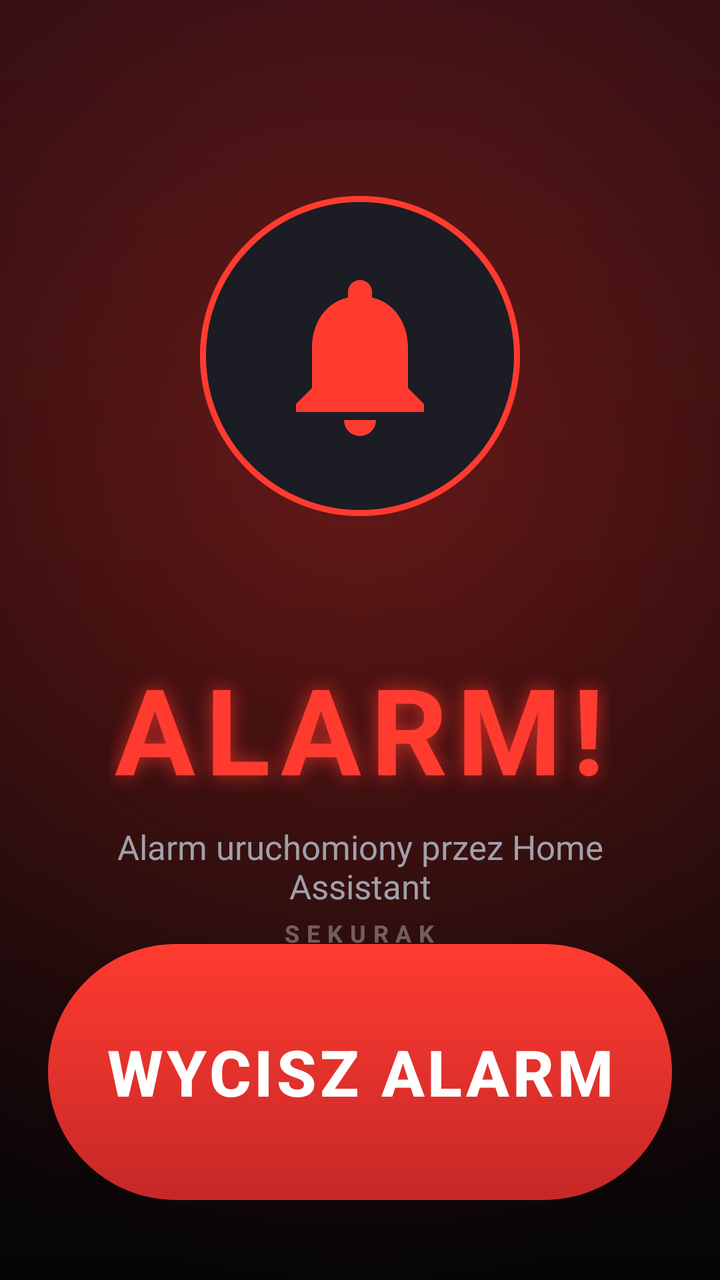
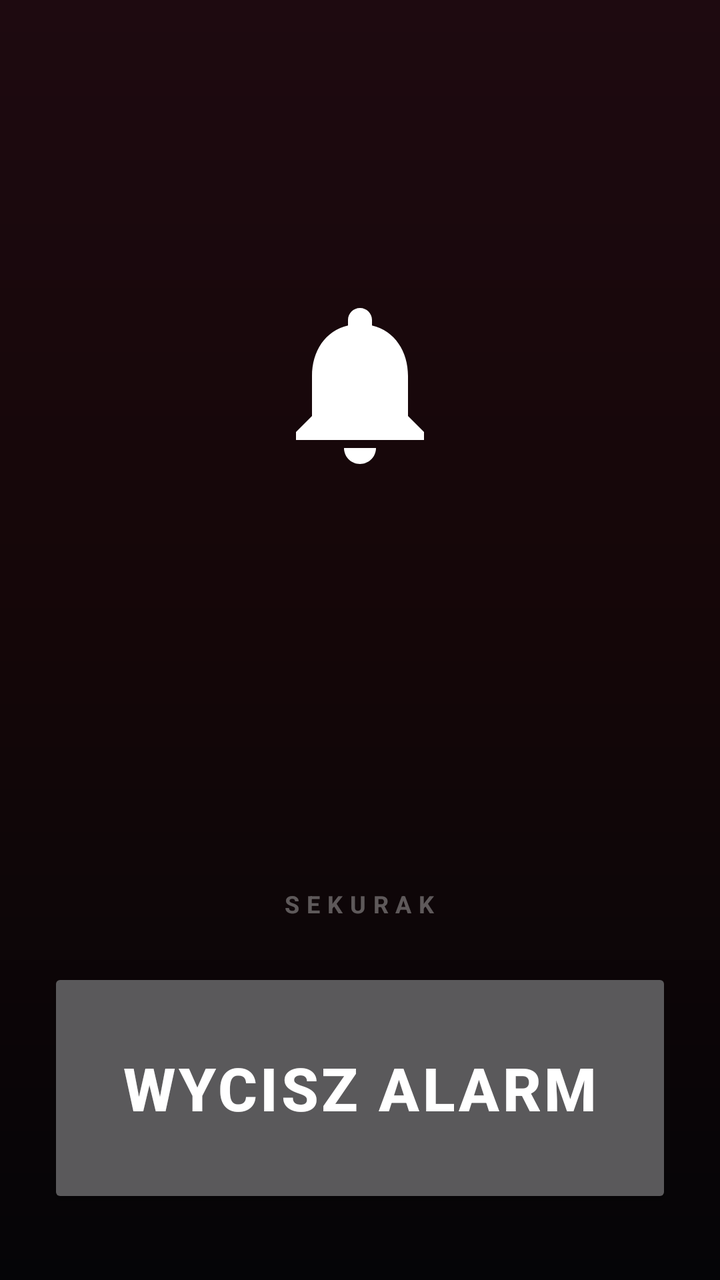

Before-and-after screenshots of an Android layout around one commit, followed by the original layout XML and the change that was made.
<!-- AndroidManifest.xml: activity theme Theme.Misiek.Alarm -->
<!-- res/layout/activity_alarm.xml -->
<?xml version="1.0" encoding="utf-8"?>
<FrameLayout xmlns:android="http://schemas.android.com/apk/res/android"
    android:layout_width="match_parent"
    android:layout_height="match_parent"
    android:background="@drawable/bg_alarm">

    
    <View
        android:id="@+id/glow"
        android:layout_width="match_parent"
        android:layout_height="match_parent"
        android:background="@drawable/bg_alarm_glow" />

    <LinearLayout
        android:layout_width="match_parent"
        android:layout_height="match_parent"
        android:gravity="center_horizontal"
        android:orientation="vertical"
        android:paddingStart="24dp"
        android:paddingTop="48dp"
        android:paddingEnd="24dp"
        android:paddingBottom="40dp">

        <LinearLayout
            android:layout_width="match_parent"
            android:layout_height="0dp"
            android:layout_weight="1"
            android:gravity="center"
            android:orientation="vertical">

            <FrameLayout
                android:layout_width="260dp"
                android:layout_height="260dp">

                <View
                    android:id="@+id/ring"
                    android:layout_width="160dp"
                    android:layout_height="160dp"
                    android:layout_gravity="center"
                    android:background="@drawable/bg_ring" />

                <View
                    android:id="@+id/ring2"
                    android:layout_width="160dp"
                    android:layout_height="160dp"
                    android:layout_gravity="center"
                    android:background="@drawable/bg_ring" />

                <View
                    android:layout_width="160dp"
                    android:layout_height="160dp"
                    android:layout_gravity="center"
                    android:background="@drawable/bg_bell_circle" />

                <ImageView
                    android:id="@+id/bell"
                    android:layout_width="96dp"
                    android:layout_height="96dp"
                    android:layout_gravity="center"
                    android:contentDescription="Dzwonek"
                    android:src="@drawable/ic_bell"
                    android:tint="@color/red" />
            </FrameLayout>

            <TextView
                android:layout_width="wrap_content"
                android:layout_height="wrap_content"
                android:layout_marginTop="16dp"
                android:letterSpacing="0.08"
                android:shadowColor="#AAFF3B30"
                android:shadowRadius="24"
                android:text="ALARM!"
                android:textColor="@color/red"
                android:textSize="60sp"
                android:textStyle="bold" />

            <TextView
                android:layout_width="wrap_content"
                android:layout_height="wrap_content"
                android:layout_marginTop="8dp"
                android:gravity="center"
                android:text="Alarm uruchomiony przez Home Assistant"
                android:textColor="@color/text_sub"
                android:textSize="17sp" />

            <TextView
                android:layout_width="wrap_content"
                android:layout_height="wrap_content"
                android:layout_marginTop="4dp"
                android:letterSpacing="0.3"
                android:text="SEKURAK"
                android:textColor="#55FFFFFF"
                android:textSize="12sp"
                android:textStyle="bold" />
        </LinearLayout>

        <Button
            android:id="@+id/btnStop"
            android:layout_width="match_parent"
            android:layout_height="128dp"
            android:background="@drawable/bg_stop_button"
            android:elevation="12dp"
            android:letterSpacing="0.05"
            android:text="WYCISZ ALARM"
            android:textColor="@android:color/white"
            android:textSize="32sp"
            android:textStyle="bold" />
    </LinearLayout>
</FrameLayout>
<!-- resources referenced by this layout -->
<resources>
  <color name="red">#FFFF3B30</color>
  <color name="text_sub">#FFA0A0AA</color>
  <!-- drawable bg_alarm (drawable) -->
  <shape xmlns:android="http://schemas.android.com/apk/res/android" android:shape="rectangle">
      <gradient
          android:angle="270"
          android:centerColor="#FF140608"
          android:endColor="#FF050507"
          android:startColor="#FF1E0A10"
          android:type="linear" />
  </shape>
  <!-- drawable bg_alarm_glow (drawable) -->
  <shape xmlns:android="http://schemas.android.com/apk/res/android" android:shape="rectangle">
      <gradient
          android:centerX="0.5"
          android:centerY="0.35"
          android:endColor="#00FF3B30"
          android:gradientRadius="420dp"
          android:startColor="#55FF3B30"
          android:type="radial" />
  </shape>
  <!-- drawable bg_bell_circle (drawable) -->
  <shape xmlns:android="http://schemas.android.com/apk/res/android" android:shape="oval">
      <solid android:color="#FF1C1C24" />
      <stroke android:width="3dp" android:color="#FFFF3B30" />
  </shape>
  <!-- drawable bg_ring (drawable) -->
  <shape xmlns:android="http://schemas.android.com/apk/res/android" android:shape="oval">
      <solid android:color="#66FF3B30" />
  </shape>
  <!-- drawable bg_stop_button (drawable) -->
  <ripple xmlns:android="http://schemas.android.com/apk/res/android" android:color="#55FFFFFF">
      <item>
          <shape android:shape="rectangle">
              <corners android:radius="64dp" />
              <gradient
                  android:angle="270"
                  android:endColor="#FFC62828"
                  android:startColor="#FFFF3B30" />
          </shape>
      </item>
  </ripple>
  <!-- drawable ic_bell (drawable) -->
  <vector xmlns:android="http://schemas.android.com/apk/res/android"
      android:width="24dp"
      android:height="24dp"
      android:viewportWidth="24"
      android:viewportHeight="24">
      <path
          android:fillColor="#FFFFFFFF"
          android:pathData="M12,22c1.1,0 2,-0.9 2,-2h-4c0,1.1 0.89,2 2,2zM18,16v-5c0,-3.07 -1.64,-5.64 -4.5,-6.32V4c0,-0.83 -0.67,-1.5 -1.5,-1.5s-1.5,0.67 -1.5,1.5v0.68C7.63,5.36 6,7.92 6,11v5l-2,2v1h16v-1l-2,-2z" />
  </vector>
  <style name="Theme.Misiek.Alarm">
          <item name="android:windowShowWallpaper">false</item>
      </style>
</resources>

<!-- the commit's change to res/layout/activity_alarm.xml (unified diff, before → after) -->
@@ -5,11 +5,19 @@
     android:background="@drawable/bg_alarm">
 
     
+    <ImageView
+        android:id="@+id/bgImage"
+        android:layout_width="match_parent"
+        android:layout_height="match_parent"
+        android:contentDescription="@null"
+        android:scaleType="centerCrop"
+        android:visibility="gone" />
+
+    
     <View
         android:id="@+id/glow"
         android:layout_width="match_parent"
-        android:layout_height="match_parent"
-        android:background="@drawable/bg_alarm_glow" />
+        android:layout_height="match_parent" />
 
     <LinearLayout
         android:layout_width="match_parent"
@@ -19,38 +27,37 @@
         android:paddingStart="24dp"
         android:paddingTop="48dp"
         android:paddingEnd="24dp"
-        android:paddingBottom="40dp">
+        android:paddingBottom="36dp">
 
-        <LinearLayout
+        
+        <FrameLayout
             android:layout_width="match_parent"
             android:layout_height="0dp"
-            android:layout_weight="1"
-            android:gravity="center"
-            android:orientation="vertical">
+            android:layout_weight="1">
 
             <FrameLayout
+                android:id="@+id/bellBox"
                 android:layout_width="260dp"
-                android:layout_height="260dp">
+                android:layout_height="260dp"
+                android:layout_gravity="center">
 
                 <View
                     android:id="@+id/ring"
                     android:layout_width="160dp"
                     android:layout_height="160dp"
-                    android:layout_gravity="center"
-                    android:background="@drawable/bg_ring" />
+                    android:layout_gravity="center" />
 
                 <View
                     android:id="@+id/ring2"
                     android:layout_width="160dp"
                     android:layout_height="160dp"
-                    android:layout_gravity="center"
-                    android:background="@drawable/bg_ring" />
+                    android:layout_gravity="center" />
 
                 <View
+                    android:id="@+id/bellCircle"
                     android:layout_width="160dp"
                     android:layout_height="160dp"
-                    android:layout_gravity="center"
-                    android:background="@drawable/bg_bell_circle" />
+                    android:layout_gravity="center" />
 
                 <ImageView
                     android:id="@+id/bell"
@@ -58,52 +65,65 @@
                     android:layout_height="96dp"
                     android:layout_gravity="center"
                     android:contentDescription="Dzwonek"
-                    android:src="@drawable/ic_bell"
-                    android:tint="@color/red" />
+                    android:src="@drawable/ic_bell" />
             </FrameLayout>
+        </FrameLayout>
 
-            <TextView
-                android:layout_width="wrap_content"
-                android:layout_height="wrap_content"
-                android:layout_marginTop="16dp"
-                android:letterSpacing="0.08"
-                android:shadowColor="#AAFF3B30"
-                android:shadowRadius="24"
-                android:text="ALARM!"
-                android:textColor="@color/red"
-                android:textSize="60sp"
-                android:textStyle="bold" />
+        
+        <TextView
+            android:id="@+id/tvEmoji"
+            android:layout_width="wrap_content"
+            android:layout_height="wrap_content"
+            android:textSize="44sp"
+            android:visibility="gone" />
 
-            <TextView
-                android:layout_width="wrap_content"
-                android:layout_height="wrap_content"
-                android:layout_marginTop="8dp"
-                android:gravity="center"
-                android:text="Alarm uruchomiony przez Home Assistant"
-                android:textColor="@color/text_sub"
-                android:textSize="17sp" />
+        <TextView
+            android:id="@+id/tvTitle"
+            android:layout_width="wrap_content"
+            android:layout_height="wrap_content"
+            android:letterSpacing="0.08"
+            android:textSize="56sp"
+            android:textStyle="bold" />
 
-            <TextView
-                android:layout_width="wrap_content"
-                android:layout_height="wrap_content"
-                android:layout_marginTop="4dp"
-                android:letterSpacing="0.3"
-                android:text="SEKURAK"
-                android:textColor="#55FFFFFF"
-                android:textSize="12sp"
-                android:textStyle="bold" />
-        </LinearLayout>
+        <TextView
+            android:id="@+id/tvSubtitle"
+            android:layout_width="wrap_content"
+            android:layout_height="wrap_content"
+            android:layout_marginTop="6dp"
+            android:gravity="center"
+            android:textColor="#FFE0E0E6"
+            android:textSize="17sp" />
+
+        <TextView
+            android:layout_width="wrap_content"
+            android:layout_height="wrap_content"
+            android:layout_marginTop="4dp"
+            android:layout_marginBottom="24dp"
+            android:letterSpacing="0.3"
+            android:text="SEKURAK"
+            android:textColor="#55FFFFFF"
+            android:textSize="12sp"
+            android:textStyle="bold" />
 
         <Button
             android:id="@+id/btnStop"
             android:layout_width="match_parent"
-            android:layout_height="128dp"
-            android:background="@drawable/bg_stop_button"
+            android:layout_height="120dp"
             android:elevation="12dp"
             android:letterSpacing="0.05"
             android:text="WYCISZ ALARM"
             android:textColor="@android:color/white"
-            android:textSize="32sp"
+            android:textSize="30sp"
             android:textStyle="bold" />
+
+        <Button
+            android:id="@+id/btnOpen"
+            android:layout_width="match_parent"
+            android:layout_height="64dp"
+            android:layout_marginTop="12dp"
+            android:textColor="@android:color/white"
+            android:textSize="16sp"
+            android:textStyle="bold"
+            android:visibility="gone" />
     </LinearLayout>
 </FrameLayout>
<!-- resource entries referenced after the edit -->
@@ -1,7 +1,5 @@
 <!-- resources referenced by this layout -->
 <resources>
-  <color name="red">#FFFF3B30</color>
-  <color name="text_sub">#FFA0A0AA</color>
   <!-- drawable bg_alarm (drawable) -->
   <shape xmlns:android="http://schemas.android.com/apk/res/android" android:shape="rectangle">
       <gradient
@@ -11,37 +9,6 @@
           android:startColor="#FF1E0A10"
           android:type="linear" />
   </shape>
-  <!-- drawable bg_alarm_glow (drawable) -->
-  <shape xmlns:android="http://schemas.android.com/apk/res/android" android:shape="rectangle">
-      <gradient
-          android:centerX="0.5"
-          android:centerY="0.35"
-          android:endColor="#00FF3B30"
-          android:gradientRadius="420dp"
-          android:startColor="#55FF3B30"
-          android:type="radial" />
-  </shape>
-  <!-- drawable bg_bell_circle (drawable) -->
-  <shape xmlns:android="http://schemas.android.com/apk/res/android" android:shape="oval">
-      <solid android:color="#FF1C1C24" />
-      <stroke android:width="3dp" android:color="#FFFF3B30" />
-  </shape>
-  <!-- drawable bg_ring (drawable) -->
-  <shape xmlns:android="http://schemas.android.com/apk/res/android" android:shape="oval">
-      <solid android:color="#66FF3B30" />
-  </shape>
-  <!-- drawable bg_stop_button (drawable) -->
-  <ripple xmlns:android="http://schemas.android.com/apk/res/android" android:color="#55FFFFFF">
-      <item>
-          <shape android:shape="rectangle">
-              <corners android:radius="64dp" />
-              <gradient
-                  android:angle="270"
-                  android:endColor="#FFC62828"
-                  android:startColor="#FFFF3B30" />
-          </shape>
-      </item>
-  </ripple>
   <!-- drawable ic_bell (drawable) -->
   <vector xmlns:android="http://schemas.android.com/apk/res/android"
       android:width="24dp"
